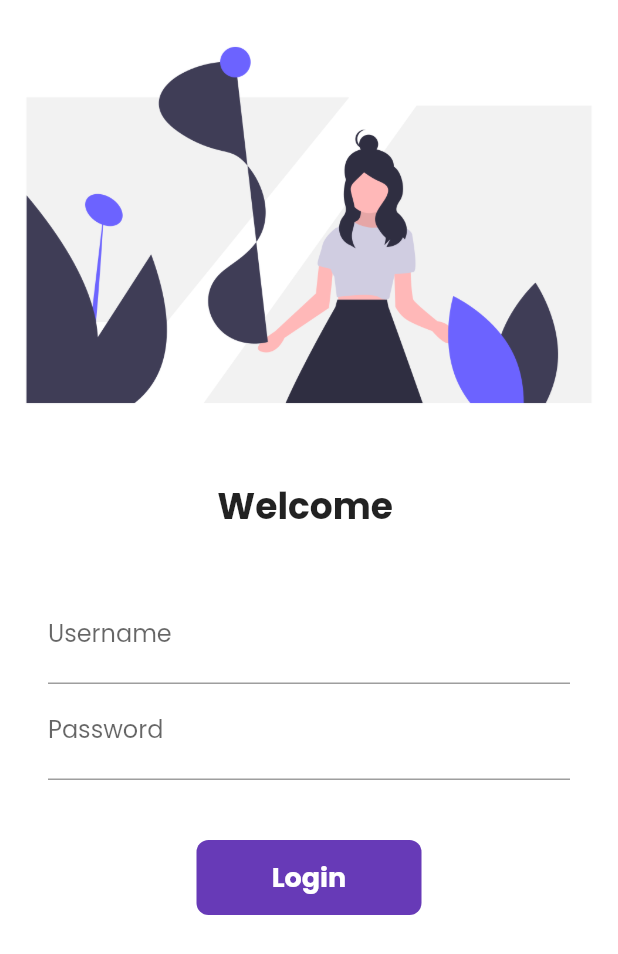
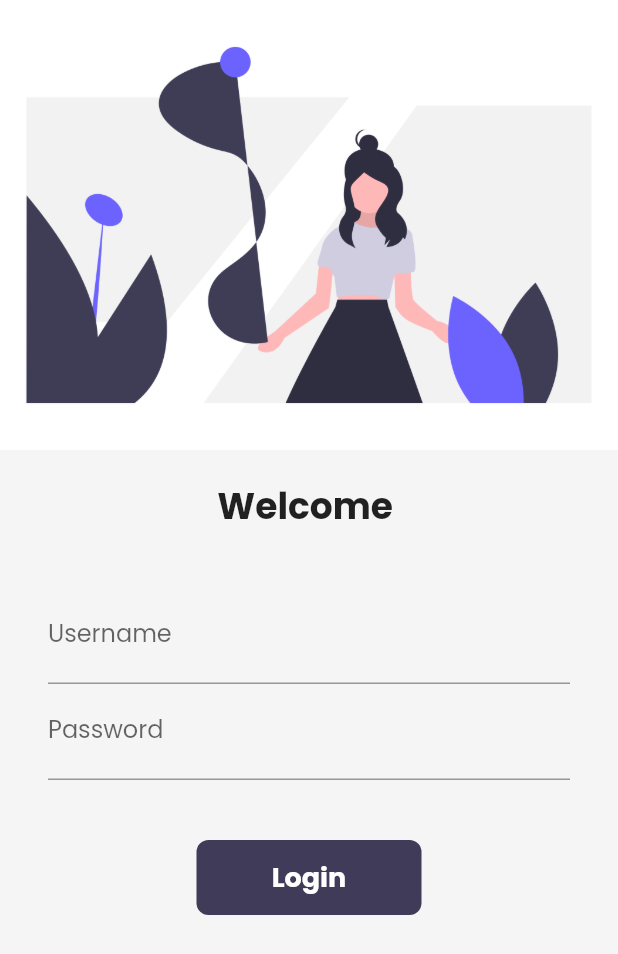
Before and after one commit to PrarthanaBhatt/30DaysOfFlutter, a Flutter app: the LoginPage screen opened by its route, on a phone screen of 412 x 824 dp. Shown: the top 954 px of the screen. Run offline on Flutter 3.47's test engine with Material 2 defaults, Android fonts, the phone set to English and light mode, and no system bars; our stand-ins replace google_fonts, velocity_x; missing offline and left inert: dart:js; network calls fail.

Commit message:
day18 Themes | Dark Theme | System Themes

```diff
--- a/lib/pages/login_page.dart
+++ b/lib/pages/login_page.dart
@@ -1,5 +1,8 @@
+import 'dart:js';
+
 import 'package:flutter/material.dart';
 import 'package:flutter_catalog/utils/routes.dart';
+import 'package:velocity_x/src/extensions/context_ext.dart';
 
 class LoginPage extends StatefulWidget {
   const LoginPage({Key? key}) : super(key: key);
@@ -31,7 +34,7 @@ class _LoginPageState extends State<LoginPage> {
   Widget build(BuildContext context) {
     var size = Size(150, 40);
     return Material(
-        color: Colors.white,
+        color: context.canvasColor,
         child: SingleChildScrollView(
           //   child: Form(
           // key: _formKey,
@@ -120,7 +123,7 @@ class _LoginPageState extends State<LoginPage> {
                                       fontSize: 18),
                                 ),
                           decoration: BoxDecoration(
-                              color: Colors.deepPurple,
+                             color: context.theme.buttonColor,
                               // shape: changeButton ? BoxShape.circle :BoxShape.rectangle,
                               borderRadius:
                                   BorderRadius.circular(changeButton ? 50 : 8)),
--- a/lib/widgets/themes.dart
+++ b/lib/widgets/themes.dart
@@ -6,10 +6,10 @@ class MyTheme {
   static ThemeData lightTheme(BuildContext context) => ThemeData(
       primarySwatch: Colors.deepPurple,
       fontFamily: GoogleFonts.poppins().fontFamily,
-       cardColor: Colors.white,
+      cardColor: Colors.white,
       canvasColor: creamColor,
-      buttonColor: lightBluishColor,
-      accentColor: Colors.deepPurple,
+      buttonColor: darkBluishColor,
+      accentColor: Colors.white,
       appBarTheme: AppBarTheme(
         color: Colors.white,
         elevation: 0.0,
@@ -19,12 +19,12 @@ class MyTheme {
       ));
 
   static ThemeData darkTheme(BuildContext context) => ThemeData(
-    brightness: Brightness.dark,
+      brightness: Brightness.dark,
       fontFamily: GoogleFonts.poppins().fontFamily,
       cardColor: Colors.black,
       canvasColor: darkCreamColor,
-      buttonColor: darkBluishColor,
-      accentColor: Colors.white,
+      buttonColor: lightBluishColor,
+      accentColor: Colors.deepPurple,
       appBarTheme: AppBarTheme(
         color: Colors.black,
         elevation: 0.0,
@@ -39,5 +39,4 @@ class MyTheme {
 
   static Color darkBluishColor = Color(0xff403b58);
   static Color lightBluishColor = Vx.indigo500;
-
 }
```
Also changed, not shown: lib/pages/home_detail_page.dart (+4 -4 lines).
